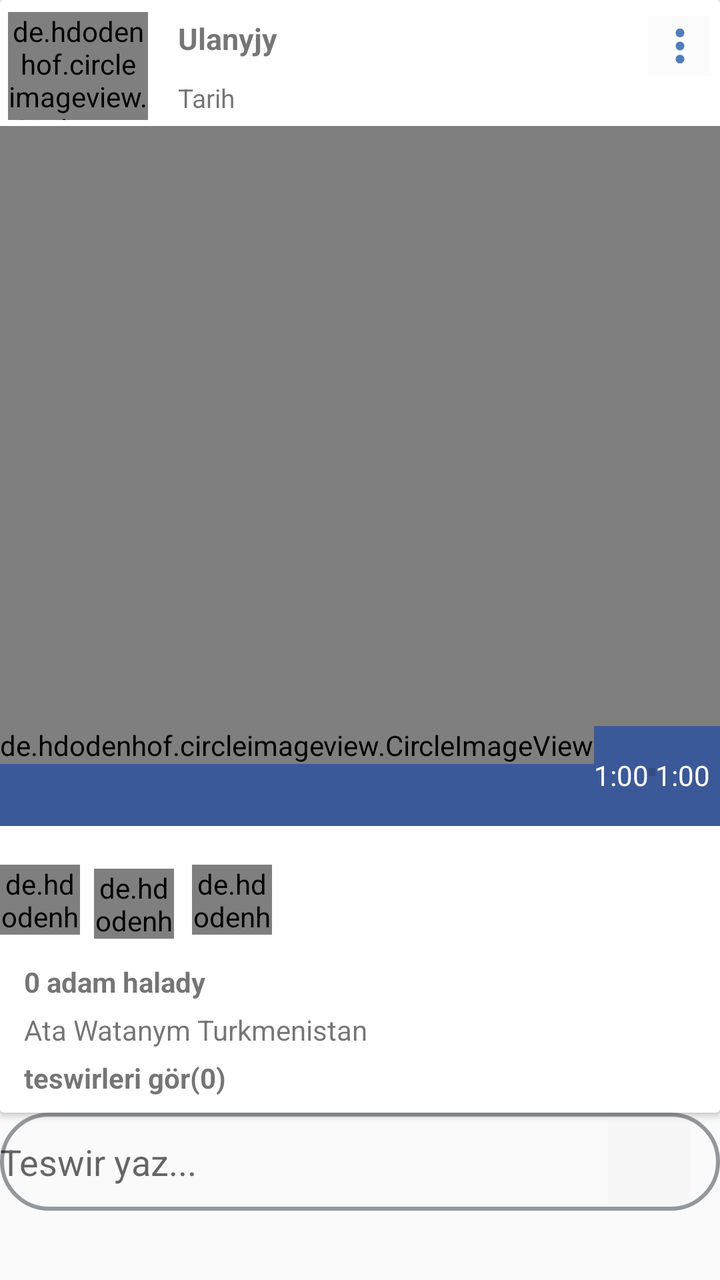
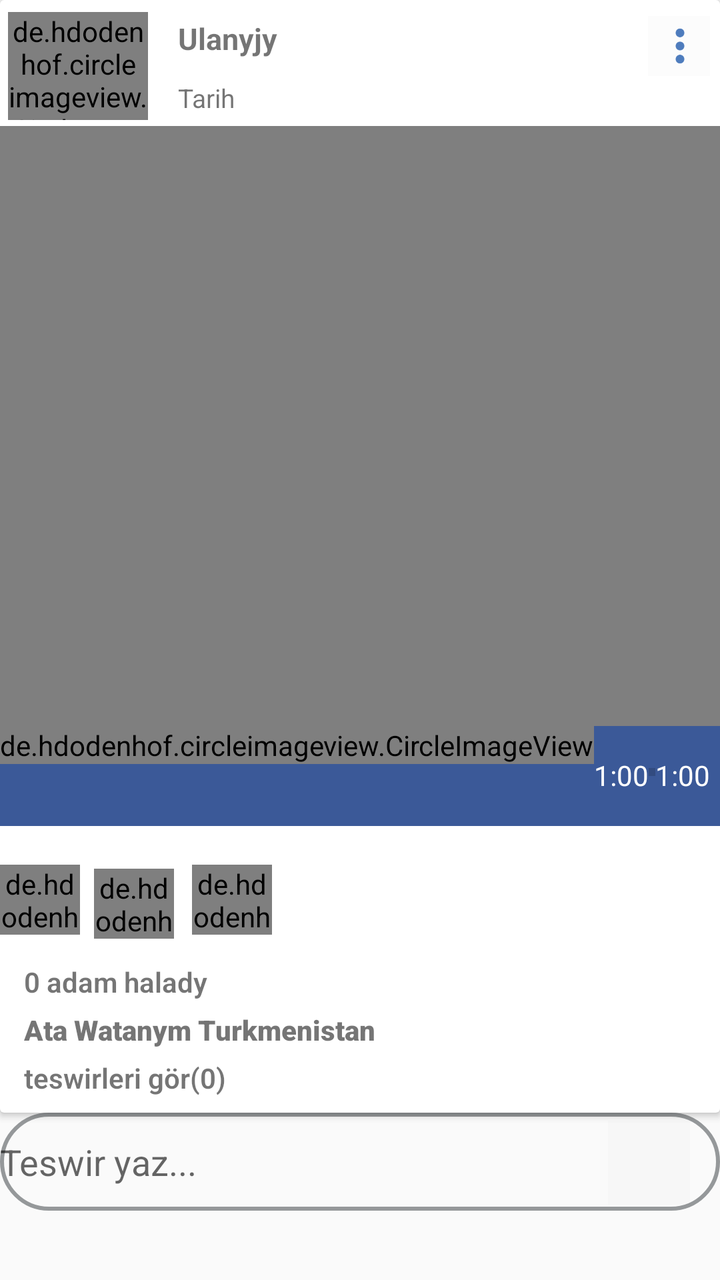

Before-and-after screenshots of an Android layout around one commit, followed by the original layout XML and the change that was made.
<!-- AndroidManifest.xml: application theme AppTheme -->
<!-- res/layout/recycle_yeke_haly4.xml -->
<?xml version="1.0" encoding="utf-8"?>
<RelativeLayout xmlns:android="http://schemas.android.com/apk/res/android"
    xmlns:app="http://schemas.android.com/apk/res-auto"
    xmlns:tools="http://schemas.android.com/tools"
    android:layout_width="match_parent"
    android:layout_height="wrap_content"
    android:layout_marginBottom="15dp">

    <EditText
        android:id="@+id/recycle_yeke_haly_komment_edit"
        android:layout_width="400dp"
        android:layout_height="49dp"

        android:layout_below="@+id/main_blog_post"
        android:layout_marginTop="0dp"

        android:background="@drawable/search"
        android:ems="10"
        android:hint="Teswir yaz..."
        android:inputType="text" />

    <ImageButton
        android:id="@+id/recycle_yeke_haly_komment_ugrat"
        android:layout_width="41dp"
        android:layout_height="42dp"

        android:layout_below="@+id/main_blog_post"
        android:layout_alignEnd="@+id/recycle_yeke_haly_komment_edit"
        android:layout_alignBottom="@+id/recycle_yeke_haly_komment_edit"
        android:layout_marginTop="4dp"
        android:layout_marginEnd="15dp"
        android:layout_marginBottom="3dp"
        android:background="@color/cardview_shadow_end_color"
        app:srcCompat="@mipmap/post_send" />

    <android.support.v7.widget.CardView
        android:id="@+id/main_blog_post"
        android:layout_width="match_parent"
        android:layout_height="wrap_content"
        android:backgroundTint="@color/cardview_light_background"
        android:padding="20dp">

        <RelativeLayout
            android:layout_width="match_parent"
            android:layout_height="match_parent">

            <ImageButton
                android:id="@+id/popup"
                android:layout_width="31dp"
                android:layout_height="30dp"

                android:layout_alignBottom="@+id/recycle_yeke_haly_profil"
                android:layout_alignParentTop="true"
                android:layout_alignParentEnd="true"
                android:layout_marginTop="8dp"
                android:layout_marginEnd="5dp"
                android:layout_marginBottom="22dp"
                android:background="@color/cardview_shadow_end_color"
                android:scaleType="fitEnd"
                android:src="@mipmap/menu" />

            <ImageView
                android:id="@+id/recycle_yeke_haly_arkafon"
                android:layout_width="415dp"
                android:layout_height="179dp"
                android:layout_alignStart="@+id/recycle_yeke_haly_viewpager"
                android:layout_alignEnd="@+id/recycle_yeke_haly_viewpager"
                android:layout_alignParentTop="true"
                android:layout_marginStart="-4dp"
                android:layout_marginTop="67dp"
                android:layout_marginEnd="0dp"
                android:scaleType="center" />

            <LinearLayout
                android:id="@+id/recycle_yeke_haly_linear"
                android:layout_width="match_parent"
                android:layout_height="20dp"
                android:layout_above="@+id/recycle_yeke_haly_comment"
                android:layout_alignTop="@+id/recycle_yeke_haly_viewpager"
                android:layout_alignParentStart="true"
                android:layout_alignParentEnd="true"
                android:layout_marginStart="-2dp"
                android:layout_marginTop="354dp"
                android:layout_marginEnd="2dp"
                android:layout_marginBottom="-11dp"
                android:gravity="center_vertical|center_horizontal"
                android:orientation="horizontal"
                android:textAlignment="center" />

            <LinearLayout
                android:id="@+id/recycle_yeke_haly_linear_detail"
                android:layout_width="match_parent"
                android:layout_height="wrap_content"
                android:layout_below="@id/recycle_yeke_haly_linear"
                android:layout_alignParentStart="true"
                android:layout_alignParentEnd="true"
                android:layout_marginStart="0dp"
                android:layout_marginEnd="0dp"
                android:orientation="vertical">

                <LinearLayout
                    android:layout_width="match_parent"
                    android:layout_height="match_parent"
                    android:orientation="horizontal">

                    <de.hdodenhof.circleimageview.CircleImageView
                        android:id="@+id/recycle_yeke_haly_like"
                        android:layout_width="40dp"
                        android:layout_height="35dp"


                        android:layout_marginStart="0dp"
                        android:layout_marginTop="6dp"
                        android:src="@mipmap/heart" />

                    <de.hdodenhof.circleimageview.CircleImageView
                        android:id="@+id/recycle_yeke_haly_comment"
                        android:layout_width="40dp"
                        android:layout_height="35dp"


                        android:layout_marginStart="7dp"
                        android:layout_marginTop="8dp"
                        android:src="@drawable/comment" />

                    <de.hdodenhof.circleimageview.CircleImageView
                        android:id="@+id/recycle_yeke_haly_paylas"
                        android:layout_width="40dp"
                        android:layout_height="35dp"

                        android:layout_marginStart="9dp"
                        android:layout_marginTop="6dp"
                        android:src="@drawable/share"

                        app:srcCompat="@drawable/share" />
                </LinearLayout>

                <LinearLayout
                    android:layout_width="match_parent"
                    android:layout_height="match_parent"
                    android:orientation="vertical">

                    <TextView
                        android:id="@+id/recycle_yeke_haly_like_san"
                        android:layout_width="wrap_content"
                        android:layout_height="wrap_content"


                        android:layout_marginStart="12dp"
                        android:layout_marginTop="12dp"
                        android:text="0 adam halady"
                        android:textSize="14sp"
                        android:textStyle="bold" />

                    <TextView
                        android:id="@+id/recycle_yeke_haly_info"
                        android:layout_width="wrap_content"
                        android:layout_height="match_parent"


                        android:layout_marginStart="12dp"
                        android:layout_marginTop="5dp"
                        android:layout_marginEnd="5dp"
                        android:text="Ata Watanym Turkmenistan" />

                    <TextView
                        android:id="@+id/recycle_yeke_haly_komment_san"
                        android:layout_width="wrap_content"
                        android:layout_height="wrap_content"


                        android:layout_marginStart="12dp"
                        android:layout_marginTop="5dp"
                        android:layout_marginEnd="0dp"
                        android:layout_marginBottom="8dp"
                        android:text="teswirleri gör(0)"
                        android:textSize="14sp"
                        android:textStyle="bold" />
                </LinearLayout>

            </LinearLayout>

            <ProgressBar
                android:id="@+id/progressBar2"
                style="?android:attr/progressBarStyle"
                android:layout_width="wrap_content"
                android:layout_height="wrap_content"
                android:layout_above="@+id/recycle_yeke_haly_linear"
                android:layout_alignStart="@+id/recycle_yeke_haly_viewpager"
                android:layout_alignTop="@+id/recycle_yeke_haly_viewpager"
                android:layout_alignEnd="@+id/recycle_yeke_haly_viewpager"
                android:layout_marginStart="176dp"
                android:layout_marginTop="120dp"
                android:layout_marginEnd="187dp"
                android:layout_marginBottom="186dp" />

            <TextView
                android:id="@+id/recycle_yeke_haly_ulanyjy"
                android:layout_width="249dp"
                android:layout_height="29dp"


                android:layout_alignParentTop="true"
                android:layout_marginStart="15dp"
                android:layout_marginTop="9dp"
                android:layout_marginEnd="19dp"
                android:layout_toStartOf="@+id/popup"
                android:layout_toEndOf="@+id/recycle_yeke_haly_profil"
                android:text="@string/ulanyjy"
                android:textAlignment="viewStart"
                android:textSize="15sp"
                android:textStyle="bold"
                tools:ignore="MissingConstraints" />

            <TextView
                android:id="@+id/recycle_yeke_haly_tarih"
                android:layout_width="wrap_content"
                android:layout_height="23dp"


                android:layout_below="@+id/recycle_yeke_haly_ulanyjy"
                android:layout_marginStart="15dp"
                android:layout_marginTop="2dp"
                android:layout_toEndOf="@+id/recycle_yeke_haly_profil"
                android:text="@string/tarih"
                android:textAlignment="center"
                android:textSize="13sp" />

            <TextView
                android:id="@+id/recycle_yeke_haly_surat_sanawy"
                android:layout_width="wrap_content"
                android:layout_height="wrap_content"
                android:layout_alignTop="@+id/recycle_yeke_haly_viewpager"
                android:layout_alignParentEnd="true"
                android:layout_marginTop="11dp"
                android:layout_marginEnd="12dp"
                android:background="@drawable/tegelek_knopka"
                android:text="TextView" />

            <android.support.v4.view.ViewPager
                android:id="@+id/recycle_yeke_haly_viewpager"
                android:layout_width="match_parent"
                android:layout_height="350dp"
                android:layout_below="@+id/recycle_yeke_haly_tarih"
                android:layout_alignParentStart="true"
                android:layout_marginStart="0dp"
                android:layout_marginTop="0dp"
                android:layout_marginBottom="0dp"
                android:background="#e3e3e3">

            </android.support.v4.view.ViewPager>

            <de.hdodenhof.circleimageview.CircleImageView
                android:id="@+id/recycle_yeke_haly_profil"
                android:layout_width="70dp"
                android:layout_height="54dp"

                android:layout_alignParentStart="true"
                android:layout_alignParentTop="true"
                android:layout_marginStart="4dp"
                android:layout_marginTop="6dp"
                android:src="@drawable/profile_placeholder" />

            <de.hdodenhof.circleimageview.CircleImageView
                android:id="@+id/recycle_yeke_haly_profil_surat"
                android:layout_width="212dp"
                android:layout_height="185dp"
                android:layout_alignTop="@+id/recycle_yeke_haly_ulanyjy"
                android:layout_alignParentStart="true"
                android:layout_alignParentEnd="true"
                android:layout_marginStart="99dp"
                android:layout_marginTop="163dp"
                android:layout_marginEnd="100dp"
                android:src="@drawable/profile_placeholder" />

            <RelativeLayout
                android:id="@+id/recycle_yeke_haly_video_relative"
                android:layout_width="match_parent"
                android:layout_height="wrap_content"
                android:layout_below="@id/recycle_yeke_haly_tarih"
                android:layout_alignBottom="@+id/recycle_yeke_haly_viewpager"
                android:layout_marginBottom="0dp">

                <VideoView
                    android:id="@+id/recycle_yeke_haly_videoview"
                    android:layout_width="match_parent"
                    android:layout_height="300dp"
                    android:layout_alignParentStart="true"
                    android:layout_alignParentTop="true"
                    android:layout_alignParentEnd="true"
                    android:layout_marginStart="0dp"
                    android:layout_marginTop="0dp"
                    android:layout_marginEnd="0dp" />

                <ProgressBar
                    android:id="@+id/recycle_yeke_haly_video_skacatprogress"
                    style="?android:attr/progressBarStyle"
                    android:layout_width="291dp"
                    android:layout_height="143dp"
                    android:layout_alignStart="@+id/recycle_yeke_haly_videoview"
                    android:layout_alignTop="@+id/recycle_yeke_haly_videoview"
                    android:layout_alignBottom="@+id/recycle_yeke_haly_videoview"
                    android:layout_alignParentEnd="true"
                    android:layout_marginStart="70dp"
                    android:layout_marginTop="97dp"
                    android:layout_marginEnd="50dp"
                    android:layout_marginBottom="60dp" />

                <LinearLayout
                    android:id="@+id/recycle_yeke_haly_video_detail"
                    android:layout_width="match_parent"
                    android:layout_height="match_parent"
                    android:layout_below="@+id/recycle_yeke_haly_videoview"
                    android:layout_marginTop="0dp"
                    android:background="@color/colorPrimary"
                    android:orientation="horizontal">

                    <de.hdodenhof.circleimageview.CircleImageView
                        android:id="@+id/recycle_yeke_haly_video_play"
                        android:layout_width="wrap_content"
                        android:layout_height="wrap_content"
                        android:src="@mipmap/play">

                    </de.hdodenhof.circleimageview.CircleImageView>

                    <TextView
                        android:id="@+id/recycle_yeke_haly_video_shuwagt"
                        android:layout_width="wrap_content"
                        android:layout_height="wrap_content"
                        android:layout_marginTop="15dp"
                        android:text="1:00"
                        android:textColor="@color/ak" />

                    <ProgressBar
                        android:id="@+id/recycle_yeke_haly_video_progress"
                        style="?android:attr/progressBarStyleHorizontal"
                        android:layout_width="wrap_content"
                        android:layout_height="wrap_content"
                        android:layout_marginTop="15dp"
                        android:layout_weight="1" />

                    <TextView
                        android:id="@+id/recycle_yeke_haly_video_obshywagt"
                        android:layout_width="wrap_content"
                        android:layout_height="wrap_content"
                        android:layout_marginTop="15dp"
                        android:layout_marginEnd="5dp"
                        android:text="1:00"
                        android:textColor="@color/ak" />

                </LinearLayout>

            </RelativeLayout>

        </RelativeLayout>
    </android.support.v7.widget.CardView>
</RelativeLayout>
<!-- resources referenced by this layout -->
<resources>
  <color name="ak">#FFFFFF</color>
  <color name="colorPrimary">#3B5998</color>
  <!-- drawable comment: png bitmap (drawable, 20739 bytes) -->
  <!-- drawable profile_placeholder: png bitmap (drawable, 3491 bytes) -->
  <!-- drawable search (drawable) -->
  <?xml version="1.0" encoding="utf-8"?>
  <shape xmlns:android="http://schemas.android.com/apk/res/android">
  
      <stroke
          android:color="#95989A"
          android:width="2dp"/>
      <corners android:radius="40dp"/>
  </shape>
  <!-- drawable share: png bitmap (drawable, 15733 bytes) -->
  <!-- drawable tegelek_knopka (drawable) -->
  <?xml version="1.0" encoding="utf-8"?>
  <shape xmlns:android="http://schemas.android.com/apk/res/android"
      android:shape="rectangle">
      <solid android:color="#eeffffff" />
      <corners android:bottomRightRadius="8dip"
          android:bottomLeftRadius="8dip"
          android:topRightRadius="8dip"
          android:topLeftRadius="8dip"/>
  </shape>
  <!-- mipmap heart: png bitmap (mipmap-hdpi, 1726 bytes) -->
  <!-- mipmap menu: png bitmap (mipmap-hdpi, 245 bytes) -->
  <!-- mipmap play: png bitmap (mipmap-hdpi, 2617 bytes) -->
  <!-- mipmap post_send: png bitmap (mipmap-hdpi, 459 bytes) -->
  <string name="tarih">Tarih</string>
  <string name="ulanyjy">Ulanyjy</string>
  <style name="AppTheme" parent="Theme.AppCompat.Light.NoActionBar">
          
          <item name="colorPrimary">@color/colorPrimary</item>
          <item name="colorPrimaryDark">@color/colorPrimaryDark</item>
          <item name="colorAccent">@color/colorAccent</item>
      </style>
  <color name="colorPrimaryDark">#2f333f</color>
  <color name="colorAccent">#FF4081</color>
</resources>

<!-- the commit's change to res/layout/recycle_yeke_haly4.xml (unified diff, before → after) -->
@@ -148,6 +148,7 @@
 
                         android:layout_marginStart="12dp"
                         android:layout_marginTop="12dp"
+                        android:fontFamily="sans-serif-light"
                         android:text="0 adam halady"
                         android:textSize="14sp"
                         android:textStyle="bold" />
@@ -161,6 +162,7 @@
                         android:layout_marginStart="12dp"
                         android:layout_marginTop="5dp"
                         android:layout_marginEnd="5dp"
+                        android:fontFamily="sans-serif-black"
                         android:text="Ata Watanym Turkmenistan" />
 
                     <TextView
@@ -173,26 +175,13 @@
                         android:layout_marginTop="5dp"
                         android:layout_marginEnd="0dp"
                         android:layout_marginBottom="8dp"
+                        android:fontFamily="sans-serif-light"
                         android:text="teswirleri gör(0)"
                         android:textSize="14sp"
                         android:textStyle="bold" />
                 </LinearLayout>
 
             </LinearLayout>
-
-            <ProgressBar
-                android:id="@+id/progressBar2"
-                style="?android:attr/progressBarStyle"
-                android:layout_width="wrap_content"
-                android:layout_height="wrap_content"
-                android:layout_above="@+id/recycle_yeke_haly_linear"
-                android:layout_alignStart="@+id/recycle_yeke_haly_viewpager"
-                android:layout_alignTop="@+id/recycle_yeke_haly_viewpager"
-                android:layout_alignEnd="@+id/recycle_yeke_haly_viewpager"
-                android:layout_marginStart="176dp"
-                android:layout_marginTop="120dp"
-                android:layout_marginEnd="187dp"
-                android:layout_marginBottom="186dp" />
 
             <TextView
                 android:id="@+id/recycle_yeke_haly_ulanyjy"
